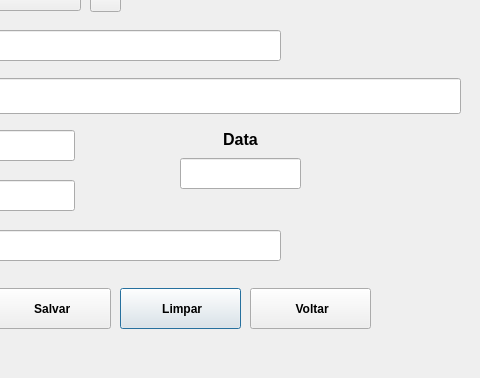
The window that ArtvidrosV3/dialogsalvar.ui (PedrOliveiraM/Artvidros-2023) describes before a commit, drawn with Qt 5; both pictures show x 230 to 710 and y 222 to 600 of the 800 by 600 pixel window.
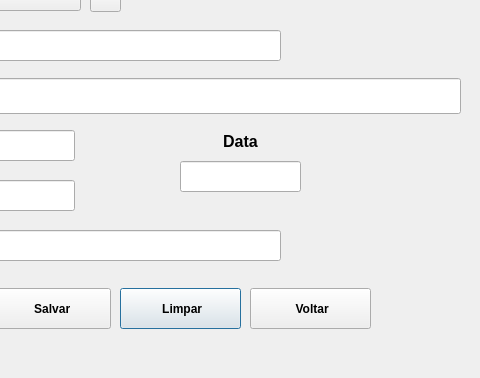
The same window after the commit. Icons and pictures are not drawn.

The edit to the form file:
```diff
--- a/ArtvidrosV3/dialogsalvar.ui
+++ b/ArtvidrosV3/dialogsalvar.ui
@@ -19,7 +19,7 @@
      <x>410</x>
      <y>350</y>
      <width>121</width>
-     <height>61</height>
+     <height>64</height>
     </rect>
    </property>
    <layout class="QVBoxLayout" name="verticalLayout">
```
Left out of the diff: 7 changed lines with no effect on the pictures.
